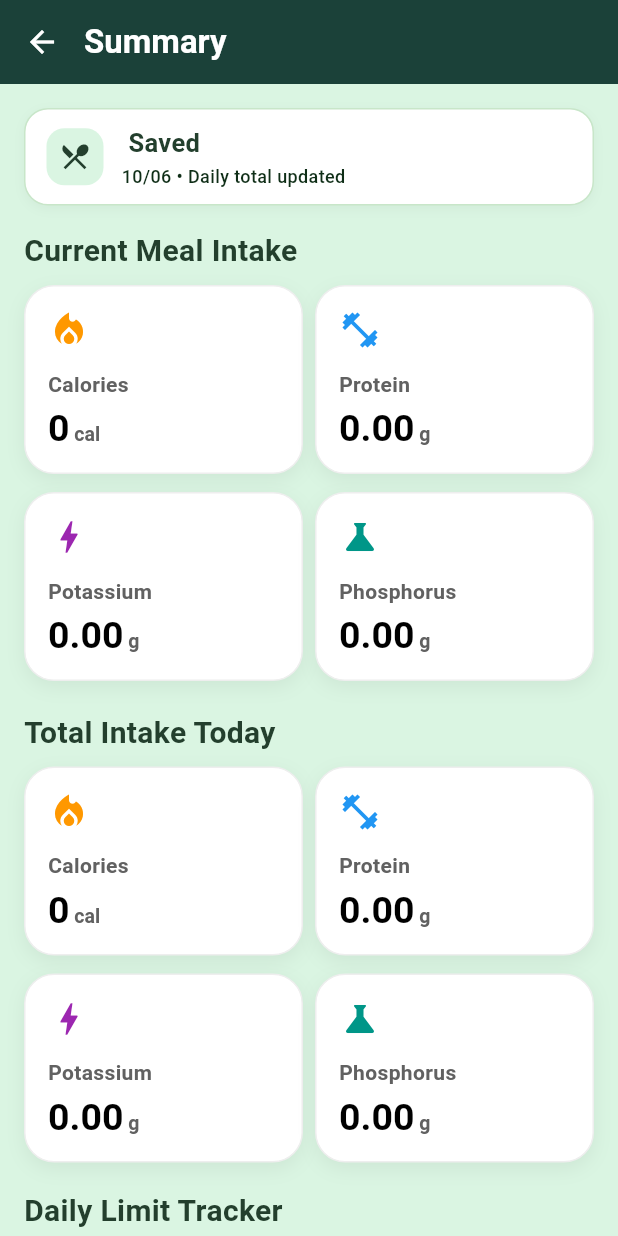
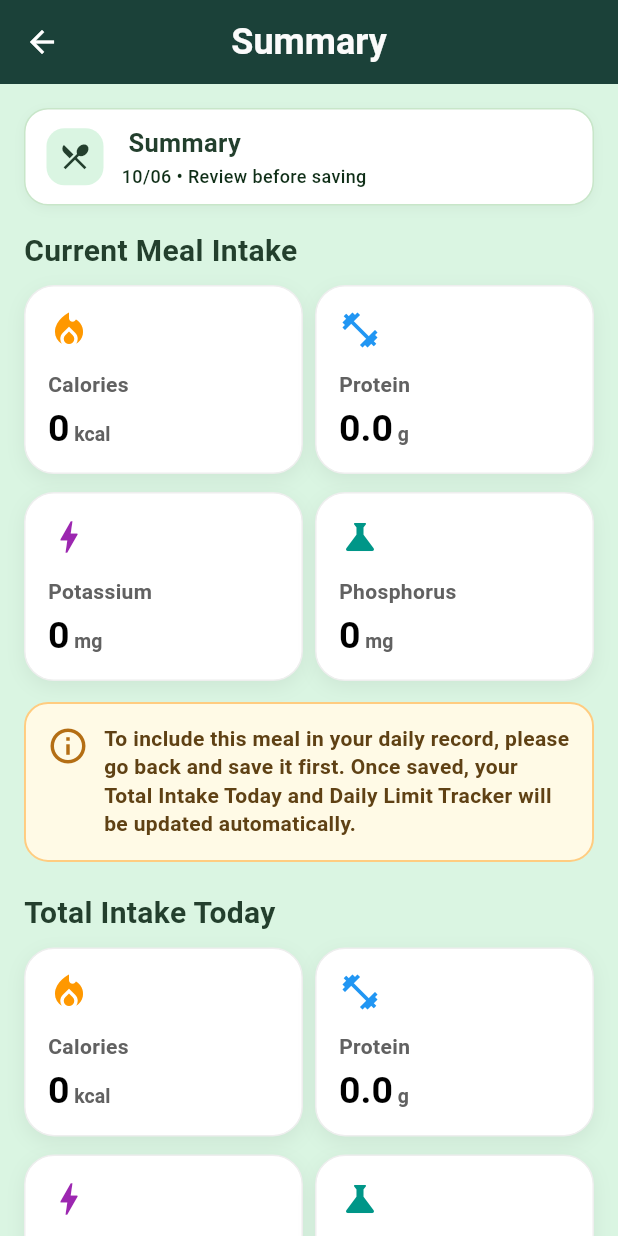
Before and after one commit to kirr24/RenalBites, a Flutter app: the ViewSummaryScreen screen opened directly with empty values, on a phone screen of 412 x 824 dp. Run offline on Flutter 3.47's test engine with Material 3 defaults, Android fonts, the phone set to English and light mode, and no system bars; our stand-ins replace cloud_firestore, curved_navigation_bar, firebase_auth, firebase_core, firebase_storage, fl_chart and 2 more; accounts and stored records are empty.

Commit message:
change units

```diff
--- a/lib/screens/viewsummary_screen.dart
+++ b/lib/screens/viewsummary_screen.dart
@@ -22,6 +22,22 @@ class ViewSummaryScreen extends StatelessWidget {
       return double.tryParse(parts.last.trim()) ?? 0.0;
     }
     return double.tryParse(limit) ?? 0.0;
+  }
+
+  double normalizeCalories(dynamic value) {
+    final calories = toDouble(value);
+    if (calories > 10000) return calories / 1000;
+    return calories;
+  }
+
+  double normalizeProtein(dynamic value) {
+    return toDouble(value);
+  }
+
+  double normalizeMineralToMg(dynamic value) {
+    final mineral = toDouble(value);
+    if (mineral > 0 && mineral < 50) return mineral * 1000;
+    return mineral;
   }
 
   double calculateDailyPercentage({
@@ -49,8 +65,9 @@ class ViewSummaryScreen extends StatelessWidget {
   }
 
   String formatValue(double value, String unit) {
-    if (unit == "cal") return value.toStringAsFixed(0);
-    if (unit == "g") return value.toStringAsFixed(2);
+    if (unit == "kcal") return value.toStringAsFixed(0);
+    if (unit == "g") return value.toStringAsFixed(1);
+    if (unit == "mg") return value.toStringAsFixed(0);
     return value.toStringAsFixed(1);
   }
 
@@ -69,6 +86,7 @@ class ViewSummaryScreen extends StatelessWidget {
 
   Future<Map<String, double>> getTodayTotalIntake(String dateId) async {
     final user = FirebaseAuth.instance.currentUser;
+
     if (user == null) {
       return {"calories": 0, "protein": 0, "potassium": 0, "phosphate": 0};
     }
@@ -89,10 +107,10 @@ class ViewSummaryScreen extends StatelessWidget {
     for (final doc in snapshot.docs) {
       final meal = doc.data();
 
-      totalCalories += toDouble(meal['calories']);
-      totalProtein += toDouble(meal['protein']);
-      totalPotassium += toDouble(meal['potassium']);
-      totalPhosphate += toDouble(meal['phosphate']);
+      totalCalories += normalizeCalories(meal['calories']);
+      totalProtein += normalizeProtein(meal['protein']);
+      totalPotassium += normalizeMineralToMg(meal['potassium']);
+      totalPhosphate += normalizeMineralToMg(meal['phosphate']);
     }
 
     return {
@@ -103,43 +121,28 @@ class ViewSummaryScreen extends StatelessWidget {
     };
   }
 
-  String buildNutrientMessage({
-    required double proteinBalance,
-    required double potassiumBalance,
-    required double phosphateBalance,
-  }) {
-    final exceeded = <String>[];
-
-    if (proteinBalance < 0) exceeded.add("Protein");
-    if (potassiumBalance < 0) exceeded.add("Potassium");
-    if (phosphateBalance < 0) exceeded.add("Phosphorus");
-
-    if (exceeded.isNotEmpty) {
-      return "You have exceeded your daily limit for ${exceeded.join(', ')}.";
-    }
-
-    return "Your meals today have been deducted from your daily limit. The remaining balance can be used for your next meals.";
-  }
-
   @override
   Widget build(BuildContext context) {
     final String todayDisplay = DateFormat('dd/MM').format(DateTime.now());
     final String dateId = data['logDate']?.toString() ?? getTodayId();
-
     final String mealType = data['mealType']?.toString() ?? "Meal";
 
-    final double currentCalories = toDouble(data['calories']);
-    final double currentProtein = toDouble(data['protein']);
-    final double currentPotassium = toDouble(data['potassium']);
-    final double currentPhosphate = toDouble(data['phosphate']);
+    final double currentCalories = normalizeCalories(data['calories']);
+    final double currentProtein = normalizeProtein(data['protein']);
+    final double currentPotassium = normalizeMineralToMg(data['potassium']);
+    final double currentPhosphate = normalizeMineralToMg(data['phosphate']);
 
     return Scaffold(
       backgroundColor: const Color.fromARGB(255, 218, 245, 226),
       appBar: AppBar(
-        titleSpacing: 0,
+        centerTitle: true,
         title: const Text(
           "Summary",
-          style: TextStyle(fontWeight: FontWeight.bold),
+          style: TextStyle(
+            color: Color.fromARGB(255, 251, 251, 251),
+            fontWeight: FontWeight.bold,
+            fontSize: 24,
+          ),
         ),
       ),
       body: SafeArea(
@@ -166,6 +169,10 @@ class ViewSummaryScreen extends StatelessWidget {
               );
             }
 
+            final double caloriesLimit = getMaxLimit(
+              userData['caloriesLimit']?.toString() ?? "0",
+            );
+
             final double proteinLimit = getMaxLimit(
               userData['proteinLimit']?.toString() ?? "0",
             );
@@ -183,11 +190,17 @@ class ViewSummaryScreen extends StatelessWidget {
             final double totalPotassiumToday = todayTotal['potassium'] ?? 0;
             final double totalPhosphateToday = todayTotal['phosphate'] ?? 0;
 
+            final double caloriesBalance = caloriesLimit - totalCaloriesToday;
             final double proteinBalance = proteinLimit - totalProteinToday;
             final double potassiumBalance =
                 potassiumLimit - totalPotassiumToday;
             final double phosphateBalance =
                 phosphateLimit - totalPhosphateToday;
+
+            final double caloriesPercent = calculateDailyPercentage(
+              intake: totalCaloriesToday,
+              dailyLimit: caloriesLimit,
+            );
 
             final double proteinPercent = calculateDailyPercentage(
               intake: totalProteinToday,
@@ -204,20 +217,10 @@ class ViewSummaryScreen extends StatelessWidget {
               dailyLimit: phosphateLimit,
             );
 
+            final String caloriesStatus = getStatus(caloriesPercent);
             final String proteinStatus = getStatus(proteinPercent);
             final String potassiumStatus = getStatus(potassiumPercent);
             final String phosphateStatus = getStatus(phosphatePercent);
-
-            final bool hasWarning =
-                proteinBalance < 0 ||
-                potassiumBalance < 0 ||
-                phosphateBalance < 0;
-
-            final String nutrientMessage = buildNutrientMessage(
-              proteinBalance: proteinBalance,
-              potassiumBalance: potassiumBalance,
-              phosphateBalance: phosphateBalance,
-            );
 
             return ListView(
               padding: const EdgeInsets.all(16),
@@ -259,7 +262,7 @@ class ViewSummaryScreen extends StatelessWidget {
                           crossAxisAlignment: CrossAxisAlignment.start,
                           children: [
                             Text(
-                              "$mealType Saved",
+                              "$mealType Summary",
                               style: const TextStyle(
                                 fontSize: 17,
                                 fontWeight: FontWeight.bold,
@@ -268,7 +271,7 @@ class ViewSummaryScreen extends StatelessWidget {
                             ),
                             const SizedBox(height: 2),
                             Text(
-                              "$todayDisplay • Daily total updated",
+                              "$todayDisplay • Review before saving",
                               style: const TextStyle(
                                 fontSize: 12,
                                 color: Color.fromARGB(255, 15, 46, 23),
@@ -300,8 +303,8 @@ class ViewSummaryScreen extends StatelessWidget {
                     Expanded(
                       child: nutrientCard(
                         "Calories",
-                        formatValue(currentCalories, "cal"),
-                        "cal",
+                        formatValue(currentCalories, "kcal"),
+                        "kcal",
                         Icons.local_fire_department,
                         Colors.orange,
                       ),
@@ -326,8 +329,8 @@ class ViewSummaryScreen extends StatelessWidget {
                     Expanded(
                       child: nutrientCard(
                         "Potassium",
-                        formatValue(currentPotassium, "g"),
-                        "g",
+                        formatValue(currentPotassium, "mg"),
+                        "mg",
                         Icons.bolt,
                         Colors.purple,
                       ),
@@ -336,13 +339,49 @@ class ViewSummaryScreen extends StatelessWidget {
                     Expanded(
                       child: nutrientCard(
                         "Phosphorus",
-                        formatValue(currentPhosphate, "g"),
-                        "g",
+                        formatValue(currentPhosphate, "mg"),
+                        "mg",
                         Icons.science,
                         Colors.teal,
                       ),
                     ),
                   ],
+                ),
+
+                const SizedBox(height: 14),
+
+                Container(
+                  padding: const EdgeInsets.all(14),
+                  decoration: BoxDecoration(
+                    color: const Color.fromARGB(255, 255, 250, 230),
+                    borderRadius: BorderRadius.circular(16),
+                    border: Border.all(
+                      color: Colors.orange.shade200,
+                      width: 1.3,
+                    ),
+                  ),
+                  child: const Row(
+                    crossAxisAlignment: CrossAxisAlignment.start,
+                    children: [
+                      Icon(
+                        Icons.info_outline,
+                        color: Color.fromARGB(255, 180, 110, 20),
+                        size: 28,
+                      ),
+                      SizedBox(width: 10),
+                      Expanded(
+                        child: Text(
+                          "To include this meal in your daily record, please go back and save it first. Once saved, your Total Intake Today and Daily Limit Tracker will be updated automatically.",
+                          style: TextStyle(
+                            color: Color.fromARGB(255, 95, 65, 20),
+                            fontSize: 14,
+                            height: 1.35,
+                            fontWeight: FontWeight.w600,
+                          ),
+                        ),
+                      ),
+                    ],
+                  ),
                 ),
 
                 const SizedBox(height: 20),
@@ -363,8 +402,8 @@ class ViewSummaryScreen extends StatelessWidget {
                     Expanded(
                       child: nutrientCard(
                         "Calories",
-                        formatValue(totalCaloriesToday, "cal"),
-                        "cal",
+                        formatValue(totalCaloriesToday, "kcal"),
+                        "kcal",
                         Icons.local_fire_department,
                         Colors.orange,
                       ),
@@ -389,8 +428,8 @@ class ViewSummaryScreen extends StatelessWidget {
                     Expanded(
                       child: nutrientCard(
                         "Potassium",
-                        formatValue(totalPotassiumToday, "g"),
-                        "g",
+                        formatValue(totalPotassiumToday, "mg"),
+                        "mg",
                         Icons.bolt,
                         Colors.purple,
                       ),
@@ -399,8 +438,8 @@ class ViewSummaryScreen extends StatelessWidget {
                     Expanded(
                       child: nutrientCard(
                         "Phosphorus",
-                        formatValue(totalPhosphateToday, "g"),
-                        "g",
+                        formatValue(totalPhosphateToday, "mg"),
+                        "mg",
                         Icons.science,
                         Colors.teal,
                       ),
@@ -422,6 +461,16 @@ class ViewSummaryScreen extends StatelessWidget {
                 const SizedBox(height: 8),
 
                 progressTile(
+                  nutrient: "Calories",
+                  intake: totalCaloriesToday,
+                  limit: caloriesLimit,
+                  balance: caloriesBalance,
+                  percentage: caloriesPercent,
+                  status: caloriesStatus,
+                  unit: "kcal",
+                ),
+
+                progressTile(
                   nutrient: "Protein",
                   intake: totalProteinToday,
                   limit: proteinLimit,
@@ -438,7 +487,7 @@ class ViewSummaryScreen extends StatelessWidget {
                   balance: potassiumBalance,
                   percentage: potassiumPercent,
                   status: potassiumStatus,
-                  unit: "g",
+                  unit: "mg",
                 ),
 
                 progressTile(
@@ -448,60 +497,7 @@ class ViewSummaryScreen extends StatelessWidget {
                   balance: phosphateBalance,
                   percentage: phosphatePercent,
                   status: phosphateStatus,
-                  unit: "g",
-                ),
-
-                const SizedBox(height: 8),
-
-                Container(
-                  padding: const EdgeInsets.all(14),
-                  decoration: BoxDecoration(
-                    color: hasWarning
-                        ? const Color.fromARGB(255, 255, 245, 230)
-                        : const Color.fromARGB(255, 230, 250, 235),
-                    borderRadius: BorderRadius.circular(18),
-                    border: Border.all(
-                      color: hasWarning
-                          ? Colors.orange.shade300
-                          : Colors.green.shade300,
-                      width: 1.5,
-                    ),
-                    boxShadow: [
-                      BoxShadow(
-                        color: Colors.black.withOpacity(0.08),
-                        blurRadius: 10,
-                        offset: const Offset(0, 4),
-                      ),
-                    ],
-                  ),
-                  child: Row(
-                    crossAxisAlignment: CrossAxisAlignment.start,
-                    children: [
-                      Icon(
-                        hasWarning
-                            ? Icons.warning_amber_rounded
-                            : Icons.check_circle_outline,
-                        color: hasWarning
-                            ? const Color.fromARGB(255, 223, 13, 13)
-                            : Colors.green,
-                        size: 42,
-                      ),
-                      const SizedBox(width: 12),
-                      Expanded(
-                        child: Text(
-                          nutrientMessage,
-                          style: TextStyle(
-                            color: hasWarning
-                                ? Colors.red.shade700
-                                : Colors.green.shade700,
-                            fontSize: 16,
-                            height: 1.35,
-                            fontWeight: FontWeight.w700,
-                          ),
-                        ),
-                      ),
-                    ],
-                  ),
+                  unit: "mg",
                 ),
 
                 const SizedBox(height: 24),
@@ -516,11 +512,9 @@ class ViewSummaryScreen extends StatelessWidget {
                         MaterialPageRoute(
                           builder: (context) => AlternativeFoodScreen(
                             currentFood: data,
-
                             mealProteinLimit: proteinLimit,
                             mealPotassiumLimit: potassiumLimit,
                             mealPhosphorusLimit: phosphateLimit,
-
                             remainingProtein: proteinBalance < 0
                                 ? 0
                                 : proteinBalance,
@@ -530,7 +524,6 @@ class ViewSummaryScreen extends StatelessWidget {
                             remainingPhosphorus: phosphateBalance < 0
                                 ? 0
                                 : phosphateBalance,
-
                             proteinStatus: proteinStatus,
                             potassiumStatus: potassiumStatus,
                             phosphorusStatus: phosphateStatus,
@@ -686,9 +679,7 @@ class ViewSummaryScreen extends StatelessWidget {
               ),
             ],
           ),
-
           const SizedBox(height: 8),
-
           ClipRRect(
             borderRadius: BorderRadius.circular(10),
             child: LinearProgressIndicator(
@@ -698,9 +689,7 @@ class ViewSummaryScreen extends StatelessWidget {
               valueColor: AlwaysStoppedAnimation<Color>(statusColor),
             ),
           ),
-
           const SizedBox(height: 8),
-
           Text(
             "Used today: ${formatValue(intake, unit)} $unit / ${formatValue(limit, unit)} $unit",
             style: TextStyle(
@@ -709,9 +698,7 @@ class ViewSummaryScreen extends StatelessWidget {
               fontWeight: FontWeight.w600,
             ),
           ),
-
           const SizedBox(height: 4),
-
           Text(
             balance >= 0
                 ? "Balance left today: ${formatValue(balance, unit)} $unit"
@@ -722,9 +709,7 @@ class ViewSummaryScreen extends StatelessWidget {
               fontWeight: FontWeight.bold,
             ),
           ),
-
           const SizedBox(height: 8),
-
           Align(
             alignment: Alignment.centerRight,
             child: Container(
```
Also changed, not shown: lib/screens/foodlog_screen.dart (+111 -24 lines), lib/screens/report_screen.dart (+81 -30 lines).
